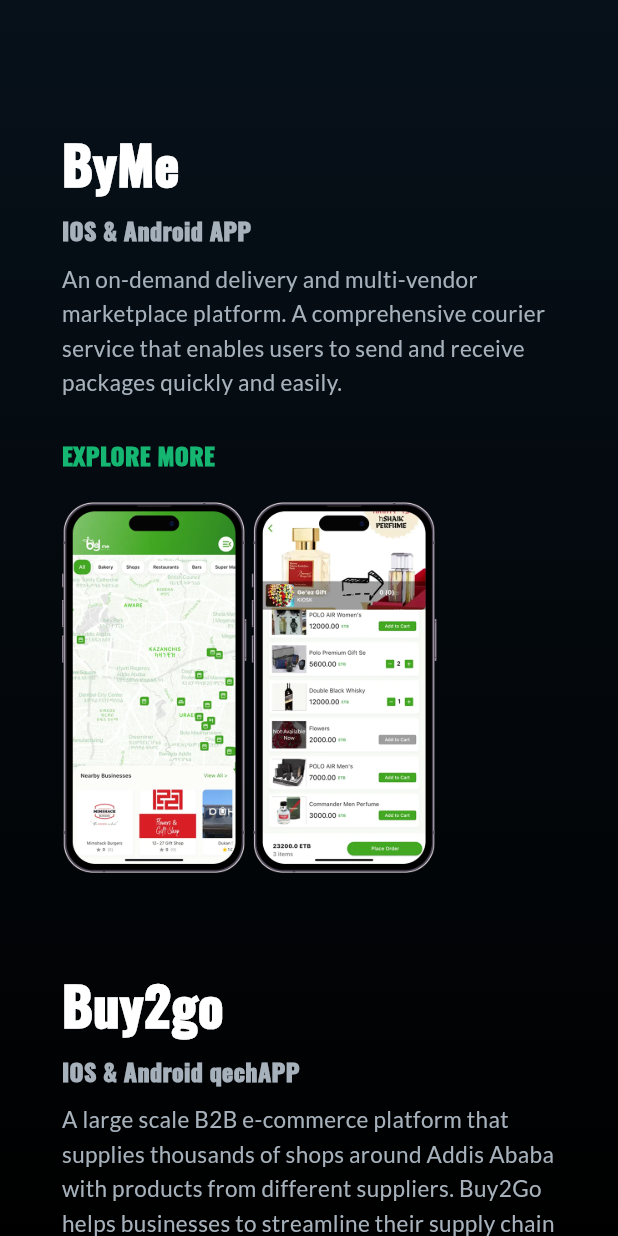
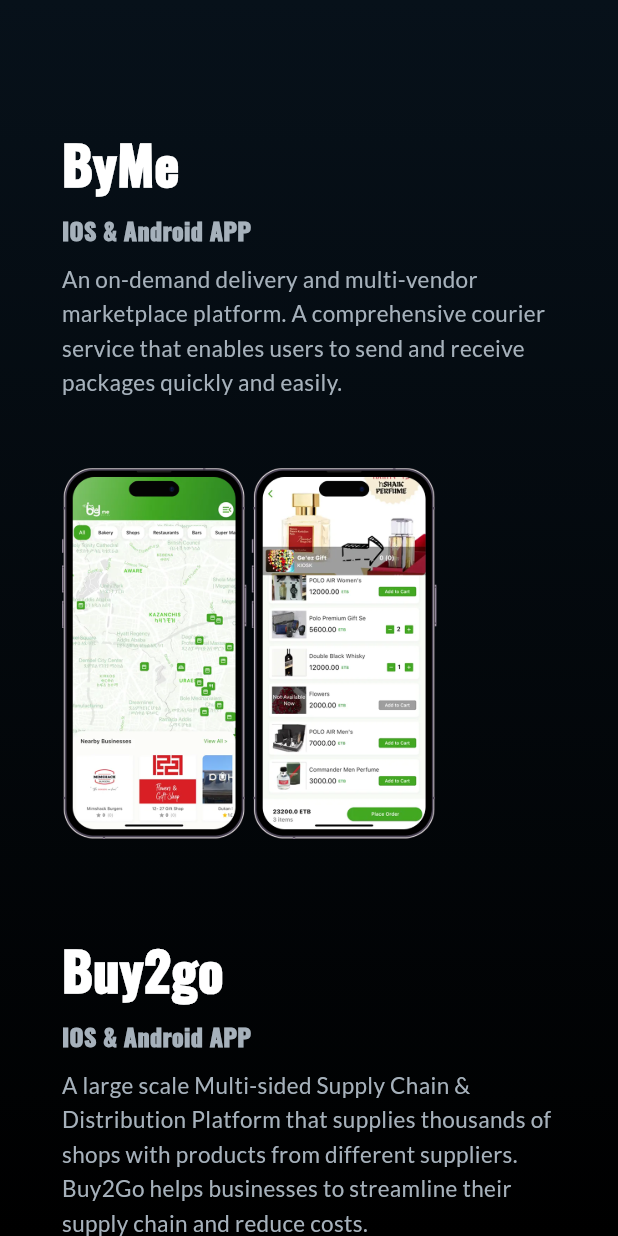
Before and after one commit to Fisha-Wubshet/fisha-portfolio, a Flutter app: the screen it shows after launch, scrolled down 576 dp, on a phone screen of 412 x 824 dp. Run offline on Flutter 3.47's test engine with Material 3 defaults, Android fonts, the phone set to English and light mode, and no system bars; drawn by our look-alikes of carousel_slider; our stand-ins replace google_fonts, responsive_framework, web.

Commit message:
add app data

```diff
--- a/lib/data/app_data.dart
+++ b/lib/data/app_data.dart
@@ -12,9 +12,9 @@
   ),
   App(
     title: "Buy2go",
-    subtitle: "IOS & Android qechAPP",
+    subtitle: "IOS & Android APP",
     description:
-        "A large scale B2B e-commerce platform that supplies thousands of shops around Addis Ababa with products from different suppliers. Buy2Go helps businesses to streamline their supply chain and reduce costs.",
+        "A large scale Multi-sided Supply Chain & Distribution Platform that supplies thousands of shops with products from different suppliers. Buy2Go helps businesses to streamline their supply chain and reduce costs.",
     imagePath: "assets/buy2go_mockup.png",
     link:'https://apps.apple.com/us/app/buy2go/id6449532467'
   ),
--- a/lib/pages/home/components/app_showcase_section.dart
+++ b/lib/pages/home/components/app_showcase_section.dart
@@ -122,16 +122,16 @@
           ),
         ),
         const SizedBox(height: 25.0),
-        Row(
-          children: [
-            screen=='mobile'?
-            _buildMobileButton( app.link):
-            _buildPrimaryButton("EXPLORE MORE", app.link),
+        // Row(
+        //   children: [
+        //     screen=='mobile'?
+        //     _buildMobileButton( app.link):
+        //     _buildPrimaryButton("EXPLORE MORE", app.link),
 
-            // const SizedBox(width: 10),
-            // _buildSecondaryButton("NEXT APP"),
-          ],
-        )
+        //     // const SizedBox(width: 10),
+        //     // _buildSecondaryButton("NEXT APP"),
+        //   ],
+        // )
       ],
     );
   }
```
